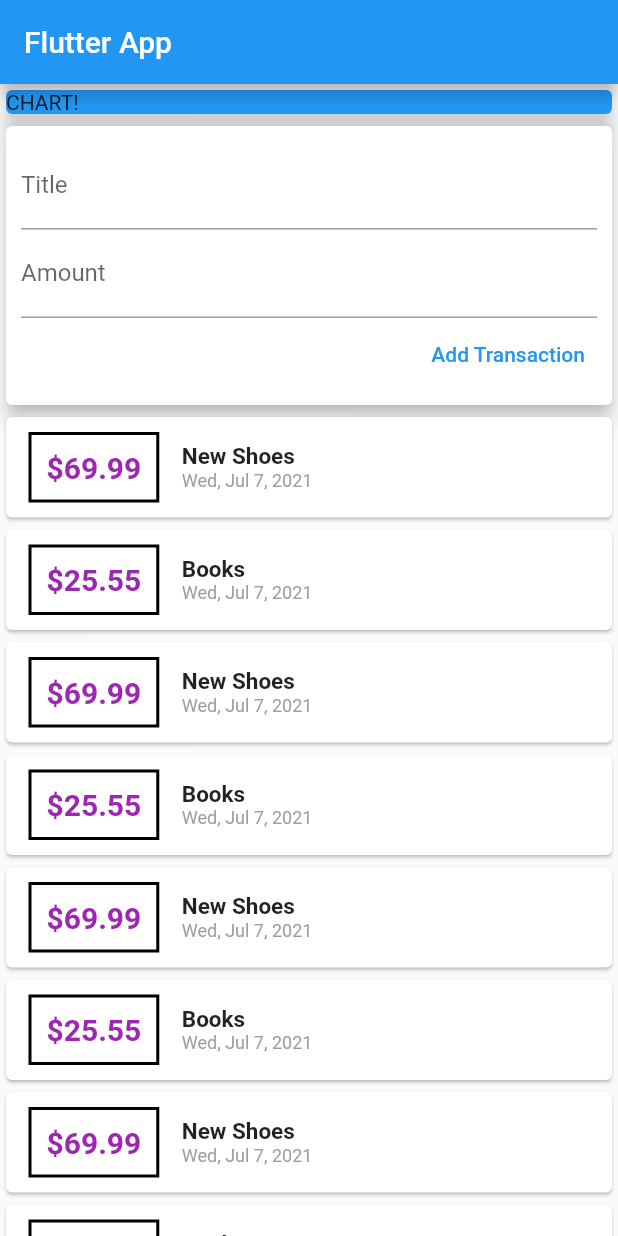
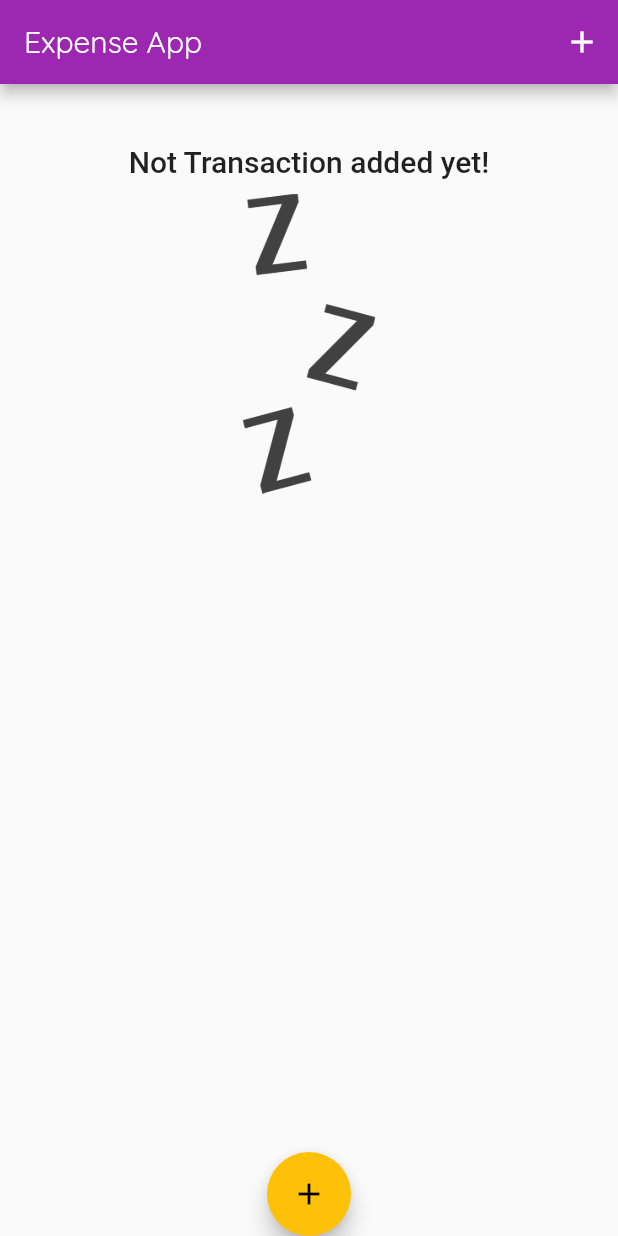
Before and after one commit to ELREYS/expenseapp, a Flutter app: the screen it shows after launch, on a phone screen of 412 x 824 dp. Run offline on Flutter 3.47's test engine with Material 2 defaults, Android fonts, the phone set to English and light mode, and no system bars.

Commit message:
work on Charts Bar

```diff
--- a/lib/main.dart
+++ b/lib/main.dart
@@ -1,41 +1,19 @@
-import 'package:expenseapp/widget/user_transaction.dart';
-
 import 'package:flutter/material.dart';
+import 'widget/app.dart';
 
 void main() {
-  runApp(MyApp());
+  runApp((MyApp()));
 }
 
 class MyApp extends StatelessWidget {
-  //String? titleInput;
-  //String? amountInput;
+  const MyApp({Key? key}) : super(key: key);
 
   @override
   Widget build(BuildContext context) {
     return MaterialApp(
-      title: "Flutter App",
-      home: Scaffold(
-        appBar: AppBar(
-          title: Text("Flutter App"),
-        ),
-        body: SingleChildScrollView(
-          child: Column(
-            mainAxisAlignment: MainAxisAlignment.start,
-            crossAxisAlignment: CrossAxisAlignment.stretch,
-            children: [
-              Container(
-                width: double.infinity,
-                child: Card(
-                  color: Colors.blue,
-                  elevation: 6,
-                  child: Text('CHART!'),
-                ),
-              ),
-              UserTransaction(),
-            ],
-          ),
-        ),
-      ),
+      debugShowCheckedModeBanner: false,
+      title: "Expenses App",
+      home: MyHome(),
     );
   }
 }
--- /dev/null
+++ b/lib/widget/app.dart
@@ -0,0 +1,111 @@
+import 'package:expenseapp/widget/chart.dart';
+import 'package:expenseapp/widget/transaction_list.dart';
+
+import '../widget/new_transaction.dart';
+
+import 'package:flutter/material.dart';
+import '../models/transaction.dart';
+
+class MyHome extends StatefulWidget {
+  //String? titleInput;
+  //String? amountInput;
+
+  @override
+  _MyHomeState createState() => _MyHomeState();
+}
+
+class _MyHomeState extends State<MyHome> {
+  late Chart _chartCreation;
+
+  final List<Transactions> _userTransactions = [
+    // Transactions(
+    //   id: "t1",
+    //   title: "New Shoes",
+    //   amount: 69.99,
+    //   date: DateTime.now(),
+    // ),
+    // Transactions(
+    //   id: "t2",
+    //   title: "Books",
+    //   amount: 25.55,
+    //   date: DateTime.now(),
+    // ),
+  ];
+
+  List<Transactions> get _recentTransaactions {
+    return _userTransactions.where((tx) {
+      return tx.date.isAfter(DateTime.now().subtract(Duration(days: 7)));
+    }).toList();
+  }
+
+  void __addnewTransaction(String title, double amount) {
+    final newTX = Transactions(
+        title: title,
+        amount: amount,
+        date: DateTime.now(),
+        id: DateTime.now().toString());
+
+    setState(() {
+      _chartCreation = new Chart(recentTransactions: _userTransactions);
+      _chartCreation.groupedTransactionValues;
+      _userTransactions.add(newTX);
+    });
+  }
+
+  void _startAddNewTransaction(BuildContext context) {
+    showModalBottomSheet(
+        context: context,
+        builder: (bctx) {
+          return GestureDetector(
+            onTap: () {},
+            child: NewTransaction(__addnewTransaction),
+            behavior: HitTestBehavior.opaque,
+          );
+        });
+  }
+
+  @override
+  Widget build(BuildContext context) {
+    return MaterialApp(
+      theme: ThemeData(
+        fontFamily: "Quicksand",
+        accentColor: Colors.amber,
+        primarySwatch: Colors.purple,
+        textTheme: ThemeData.light().textTheme.copyWith(
+            subtitle1: TextStyle(
+                fontFamily: "OpenSans",
+                fontSize: 18,
+                fontWeight: FontWeight.bold)),
+      ),
+      debugShowCheckedModeBanner: false,
+      title: "Expense App",
+      home: Scaffold(
+        appBar: AppBar(
+          actions: [
+            IconButton(
+                onPressed: () => _startAddNewTransaction(context),
+                icon: Icon(Icons.add))
+          ],
+          title: Text(
+            "Expense App",
+          ),
+        ),
+        body: SingleChildScrollView(
+          child: Column(
+            mainAxisAlignment: MainAxisAlignment.start,
+            crossAxisAlignment: CrossAxisAlignment.stretch,
+            children: [
+              Chart(recentTransactions: _recentTransaactions),
+              TranasactionList(userTransaction: _userTransactions),
+            ],
+          ),
+        ),
+        floatingActionButtonLocation: FloatingActionButtonLocation.centerDocked,
+        floatingActionButton: FloatingActionButton(
+          onPressed: () => _startAddNewTransaction(context),
+          child: Icon(Icons.add),
+        ),
+      ),
+    );
+  }
+}
--- /dev/null
+++ b/lib/widget/chart.dart
@@ -0,0 +1,38 @@
+import '../models/transaction.dart';
+import 'package:intl/intl.dart';
+import 'package:flutter/material.dart';
+
+class Chart extends StatelessWidget {
+  final List<Transactions> recentTransactions;
+
+  Chart({required this.recentTransactions});
+
+  List<Map<String, Object>> get groupedTransactionValues {
+    return List.generate(7, (index) {
+      final weekDay = DateTime.now().subtract(Duration(days: index));
+
+      var totalSum = 0.0;
+      for (var i = 0; i < recentTransactions.length; i++) {
+        if (recentTransactions[i].date.day == weekDay.day &&
+            recentTransactions[i].date.month == weekDay.month &&
+            recentTransactions[i].date.year == weekDay.year) {
+          totalSum += recentTransactions[i].amount;
+        }
+      }
+      print("${weekDay.day}/ $totalSum");
+      return {'day': DateFormat.E().format(weekDay), 'amount': totalSum};
+    });
+  }
+
+  @override
+  Widget build(BuildContext context) {
+    print(groupedTransactionValues);
+    return Card(
+      elevation: 6,
+      margin: EdgeInsets.all(20),
+      child: Row(
+        children: [],
+      ),
+    );
+  }
+}
--- a/lib/widget/new_transaction.dart
+++ b/lib/widget/new_transaction.dart
@@ -1,11 +1,35 @@
 import 'package:flutter/material.dart';
 
-class NewTransaction extends StatelessWidget {
+class NewTransaction extends StatefulWidget {
   final Function addTx;
+
+  NewTransaction(this.addTx);
+
+  @override
+  _NewTransactionState createState() => _NewTransactionState();
+}
+
+class _NewTransactionState extends State<NewTransaction> {
   final titleInpCtrl = TextEditingController();
+
   final amountInpCtrl = TextEditingController();
 
-  NewTransaction(this.addTx);
+  void submitData() {
+    final enteredTitle = titleInpCtrl.text;
+    final enteredAmount = double.parse(amountInpCtrl.text);
+
+    try {
+      if (enteredTitle.isEmpty || enteredAmount <= 0) {
+        //return;
+      } else {
+        widget.addTx(enteredTitle, (enteredAmount));
+
+        Navigator.of(context).pop();
+      }
+    } catch (e) {
+      print(e);
+    }
+  }
 
   @override
   Widget build(BuildContext context) {
@@ -19,17 +43,20 @@ class NewTransaction extends StatelessWidget {
             TextField(
               decoration: InputDecoration(labelText: "Title", hintText: "Task"),
               controller: titleInpCtrl,
+              onSubmitted: (_) => submitData(),
             ),
             TextField(
+              keyboardType: TextInputType.datetime,
               decoration:
                   InputDecoration(labelText: "Amount", hintText: "Task"),
               controller: amountInpCtrl,
+              onSubmitted: (_) => submitData(),
             ),
             TextButton(
                 onPressed: () {
                   print(titleInpCtrl.text);
                   print(amountInpCtrl.text);
-                  addTx(titleInpCtrl.text, double.parse(amountInpCtrl.text));
+                  submitData();
                 },
                 child: Text("Add Transaction"))
           ],
--- a/lib/widget/transaction_list.dart
+++ b/lib/widget/transaction_list.dart
@@ -10,18 +10,39 @@ class TranasactionList extends StatelessWidget {
 
   @override
   Widget build(BuildContext context) {
-    return Column(
-      children: userTransaction.map((tx) {
+    return Container(
+      height: 300,
+      child: userTransaction.isEmpty
+          ? Column(
+              children: [
+                Text("Not Transaction added yet!",
+                    style: Theme.of(context).textTheme.headline6),
+                SizedBox(
+                  height: 10,
+                ),
+                Container(
+                  height: 200,
+                  child: Image.asset(
+                    "assets/images/waiting.png",
+                    fit: BoxFit.cover,
+                  ),
+                ),
+              ],
+            )
+          : ListView.builder(
+              itemCount: userTransaction.length,
+              itemBuilder: (BuildContext context, index) {
                 return Card(
                     child: Row(
                   children: [
                     Container(
                       padding: EdgeInsets.all(10),
-              margin: EdgeInsets.symmetric(vertical: 10, horizontal: 15),
+                      margin:
+                          EdgeInsets.symmetric(vertical: 10, horizontal: 15),
                       decoration: BoxDecoration(
-                  border: Border.all(color: Colors.black, width: 2)),
+                          border: Border.all(color: Colors.purple, width: 2)),
                       child: Text(
-                '\$${tx.amount}',
+                        '\$${userTransaction[index].amount.toStringAsPrecision(4)}',
                         style: TextStyle(
                             fontWeight: FontWeight.bold,
                             fontSize: 20,
@@ -32,18 +53,21 @@ class TranasactionList extends StatelessWidget {
                       crossAxisAlignment: CrossAxisAlignment.start,
                       children: [
                         Text(
-                  tx.title,
-                  style: TextStyle(fontWeight: FontWeight.bold, fontSize: 15),
+                          userTransaction[index].title,
+                          style: TextStyle(
+                              fontWeight: FontWeight.bold, fontSize: 15),
                         ),
                         Text(
-                  DateFormat.yMMMEd().format(tx.date),
+                          DateFormat.yMMMEd()
+                              .format(userTransaction[index].date),
                           style: TextStyle(color: Colors.grey, fontSize: 12),
                         ),
                       ],
                     ),
                   ],
                 ));
-      }).toList(),
+              },
+            ),
     );
   }
 }
--- a/lib/widget/user_transaction.dart
+++ b/lib/widget/user_transaction.dart
@@ -1,6 +1,5 @@
 import '../models/transaction.dart';
 
-import '../widget/new_transaction.dart';
 import '../widget/transaction_list.dart';
 import 'package:flutter/material.dart';
 
@@ -23,61 +22,12 @@ class _UserTransactionState extends State<UserTransaction> {
       amount: 25.55,
       date: DateTime.now(),
     ),
-    Transactions(
-      id: "t1",
-      title: "New Shoes",
-      amount: 69.99,
-      date: DateTime.now(),
-    ),
-    Transactions(
-      id: "t2",
-      title: "Books",
-      amount: 25.55,
-      date: DateTime.now(),
-    ),
-    Transactions(
-      id: "t1",
-      title: "New Shoes",
-      amount: 69.99,
-      date: DateTime.now(),
-    ),
-    Transactions(
-      id: "t2",
-      title: "Books",
-      amount: 25.55,
-      date: DateTime.now(),
-    ),
-    Transactions(
-      id: "t1",
-      title: "New Shoes",
-      amount: 69.99,
-      date: DateTime.now(),
-    ),
-    Transactions(
-      id: "t2",
-      title: "Books",
-      amount: 25.55,
-      date: DateTime.now(),
-    )
   ];
-
-  void __addnewTransaction(String title, double amount) {
-    final newTX = Transactions(
-        title: title,
-        amount: amount,
-        date: DateTime.now(),
-        id: DateTime.now().toString());
-
-    setState(() {
-      _userTransactions.add(newTX);
-    });
-  }
 
   @override
   Widget build(BuildContext context) {
     return Column(
       children: [
-        NewTransaction(__addnewTransaction),
         TranasactionList(
           userTransaction: _userTransactions,
         )
```
Also changed, not shown: pubspec.yaml (+13 -13 lines), assets/fonts/OpenSans-Bold.ttf (added), assets/fonts/OpenSans-Regular.ttf (added), assets/fonts/Quicksand-Bold.ttf (added), assets/fonts/Quicksand-Light.ttf (added), assets/fonts/Quicksand-Medium.ttf (added), assets/fonts/Quicksand-Regular.ttf (added), assets/images/waiting.png (added), 1 other file. Lines whose indentation alone changed are shown as unchanged.
